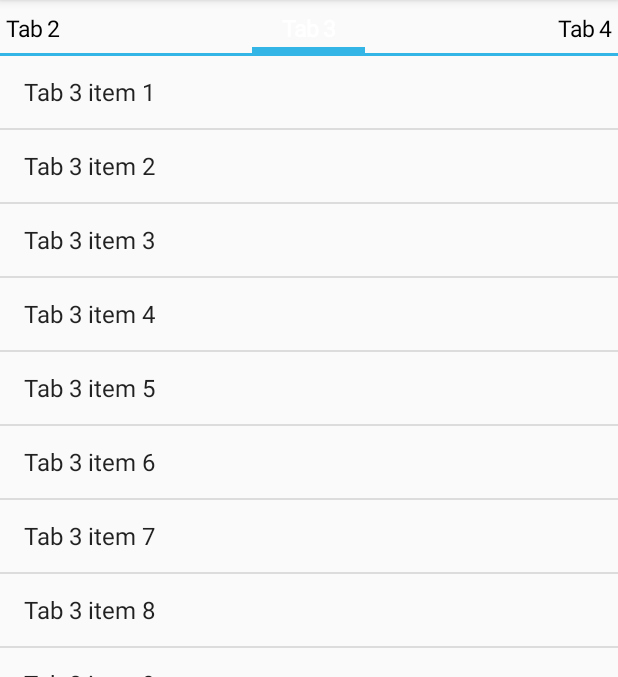
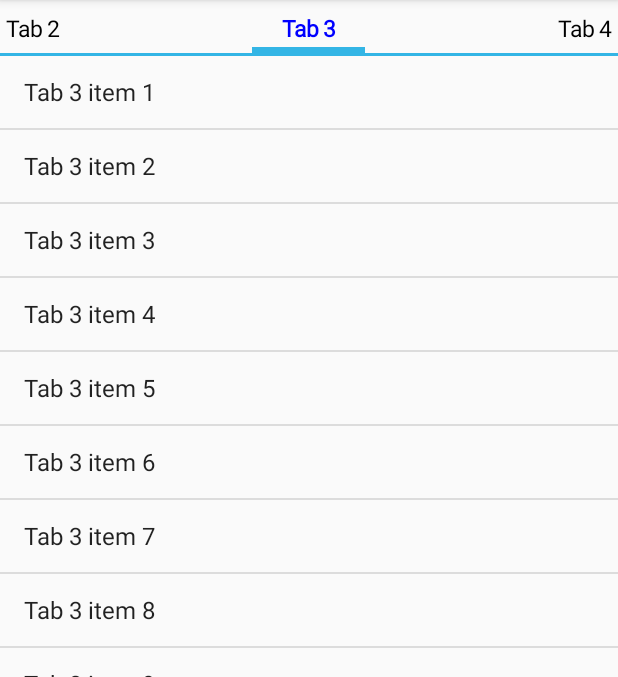
Before and after one commit to BogdanHerput/fragments-tabs-example, an Android app: the screen it shows after launch (MainActivity), on a phone screen of 412 x 824 dp, the part 84-761 px from its top. Run offline under Robolectric (Android 15) with nearby library versions, the phone set to English and light mode, and no system bars.

Commit message:
Changed selected tab text color

```diff
--- a/app/src/main/java/com/example/bogdanherput/viewpagerexample/MainActivity.java
+++ b/app/src/main/java/com/example/bogdanherput/viewpagerexample/MainActivity.java
@@ -24,6 +24,7 @@ public class MainActivity extends ActionBarActivity {
 
         pager.setAdapter(new ListPagerAdapter(getSupportFragmentManager()));
         pageIndicator.setTextColor(getResources().getColor(R.color.black));
+        pageIndicator.setSelectedColor(getResources().getColor(R.color.blue));
         pageIndicator.setViewPager(pager, 2);
     }
 
--- a/app/src/main/res/values/color.xml
+++ b/app/src/main/res/values/color.xml
@@ -1,4 +1,5 @@
 <?xml version="1.0" encoding="utf-8"?>
 <resources>
     <color name="black">#000000</color>
+    <color name="blue">#0000ff</color>
 </resources>
```
